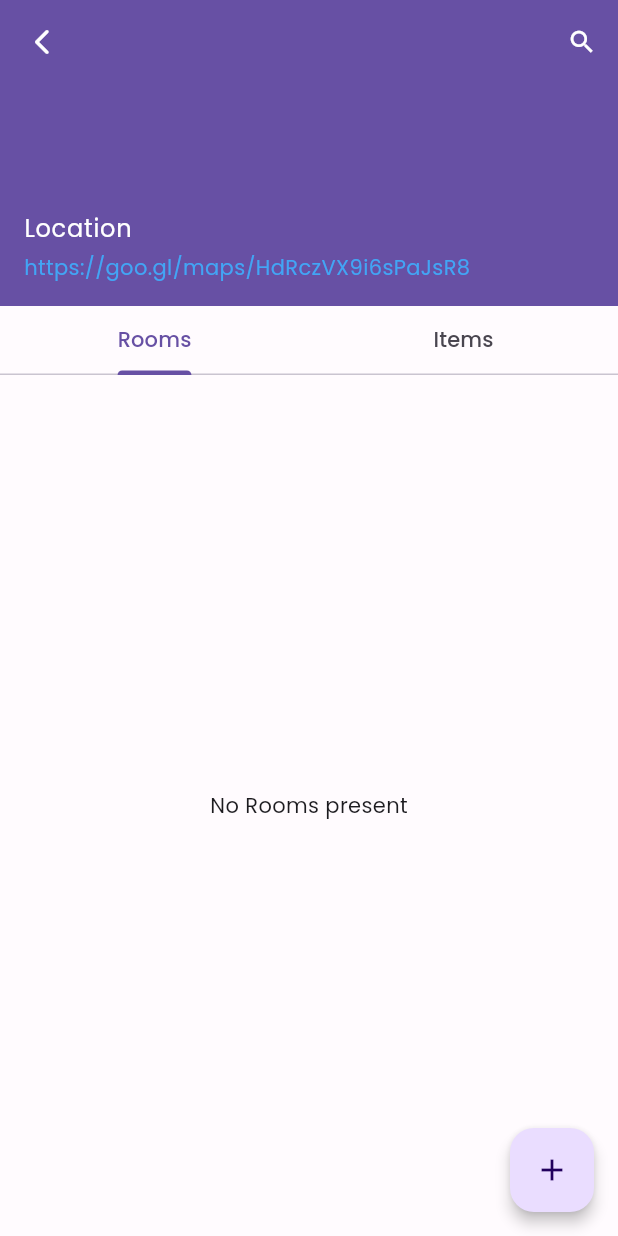
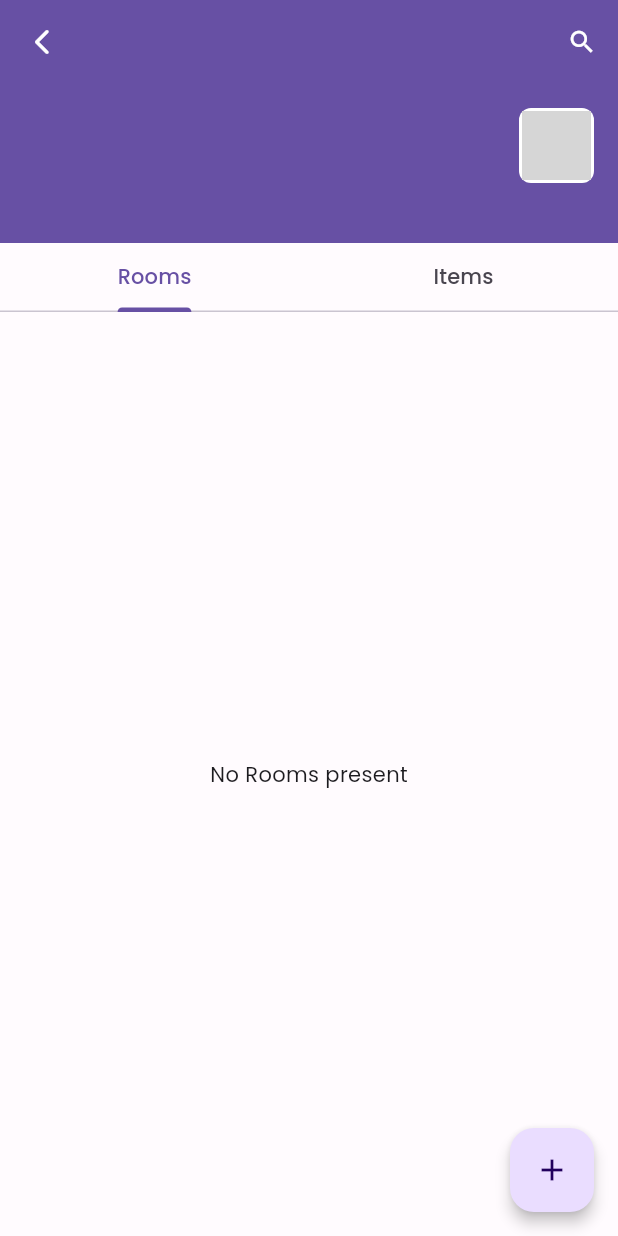
Before and after one commit to droy312/StuffScout, a Flutter app: the HousePage screen opened directly with empty values, on a phone screen of 412 x 824 dp. Run offline on Flutter 3.47's test engine with Material 2 defaults, Android fonts, the phone set to English and light mode, and no system bars; our stand-ins replace bloc, dartz, flutter_bloc, flutter_spinkit, get_it, google_fonts and 3 more; accounts and stored records are empty; grey boxes are pictures that could not be loaded.

Commit message:
feat: Image added in headers of house room container

```diff
--- /dev/null
+++ b/lib/core/widgets/header_title_image_widget.dart
@@ -0,0 +1,61 @@
+import 'dart:io';
+
+import 'package:flutter/material.dart';
+
+import '../pages/view_image_page.dart';
+
+class HeaderTitleImageWidget extends StatelessWidget {
+  const HeaderTitleImageWidget({
+    Key? key,
+    required this.title,
+    required this.imageUrl,
+  }) : super(key: key);
+
+  final String title;
+  final String? imageUrl;
+
+  @override
+  Widget build(BuildContext context) {
+    return Row(
+      children: [
+        Expanded(
+          child: Text(
+            title,
+            style: Theme.of(context).textTheme.titleLarge!.copyWith(
+                  color: Theme.of(context).colorScheme.onPrimary,
+                ),
+          ),
+        ),
+        if (imageUrl != null) ...[
+          const SizedBox(width: 4),
+          GestureDetector(
+            onTap: () {
+              Navigator.pushNamed(
+                context,
+                ViewImagePage.routeName,
+                arguments: ViewImagePageArguments(
+                    imageUrl: imageUrl!),
+              );
+            },
+            child: Container(
+              width: 50,
+              height: 50,
+              padding: const EdgeInsets.all(2),
+              decoration: BoxDecoration(
+                color: Theme.of(context).colorScheme.onPrimary,
+                borderRadius: const BorderRadius.all(Radius.circular(8)),
+              ),
+              child: ClipRRect(
+                borderRadius: const BorderRadius.all(Radius.circular(6)),
+                child: Image.file(
+                  File(imageUrl!),
+                  fit: BoxFit.cover,
+                ),
+              ),
+            ),
+          ),
+        ],
+      ],
+    );
+  }
+}
--- a/lib/core/widgets/room_container_item_card_widget.dart
+++ b/lib/core/widgets/room_container_item_card_widget.dart
@@ -43,10 +43,9 @@ class RoomContainerItemCardWidget extends StatelessWidget {
             ClipRRect(
               borderRadius:
                   const BorderRadius.all(Radius.circular(_borderRadius * .95)),
-              child: Container(
+              child: SizedBox(
                 width: double.infinity,
                 height: double.infinity,
-                color: Colors.red,
                 child: Image.file(
                   File(imageUrl!),
                   fit: BoxFit.cover,
--- a/lib/features/house/presenter/pages/house_page.dart
+++ b/lib/features/house/presenter/pages/house_page.dart
@@ -4,6 +4,7 @@ import 'package:stuff_scout/core/models/location_model.dart';
 import 'package:stuff_scout/core/nums.dart';
 import 'package:stuff_scout/core/services/id_service.dart';
 import 'package:stuff_scout/core/widgets/back_search_edit_app_bar.dart';
+import 'package:stuff_scout/core/widgets/header_title_image_widget.dart';
 import 'package:stuff_scout/core/widgets/loading_widget.dart';
 import 'package:stuff_scout/features/house/presenter/cubits/house_cubit.dart';
 import 'package:stuff_scout/features/house/presenter/pages/widgets/add_room_item_alert_dialog.dart';
@@ -89,7 +90,9 @@ class _HousePageState extends State<HousePage>
       value: _houseCubit,
       child: DefaultTabController(
         length: 2,
-        child: Scaffold(
+        child: BlocBuilder<HouseCubit, HouseState>(
+          builder: (context, state) {
+            return Scaffold(
               appBar: BackSearchEditAppBar(
                 context: context,
                 onSearchPressed: () {
@@ -115,12 +118,13 @@ class _HousePageState extends State<HousePage>
                     child: Column(
                       crossAxisAlignment: CrossAxisAlignment.start,
                       children: [
-                    const SizedBox(height: _titleContainerTopAndBottomPadding),
-                    Text(
-                      widget.housePageArguments.houseModel.name,
-                      style: Theme.of(context).textTheme.titleLarge!.copyWith(
-                            color: Theme.of(context).colorScheme.onPrimary,
-                          ),
+                        const SizedBox(
+                            height: _titleContainerTopAndBottomPadding),
+
+                        // Title and Image
+                        HeaderTitleImageWidget(
+                          title: state.houseModel.name,
+                          imageUrl: state.houseModel.imageUrl,
                         ),
                         const SizedBox(height: 4),
 
@@ -131,28 +135,18 @@ class _HousePageState extends State<HousePage>
                             widget.housePageArguments.houseModel.description!,
                             maxLines: 2,
                             overflow: TextOverflow.ellipsis,
-                        style: Theme.of(context).textTheme.bodyMedium!.copyWith(
+                            style: Theme.of(context)
+                                .textTheme
+                                .bodyMedium!
+                                .copyWith(
                                   color: Theme.of(context)
                                       .colorScheme
                                       .onPrimary
                                       .withOpacity(.6),
                                 ),
                           ),
-                    const SizedBox(height: 16),
-                    Text(
-                      'Location',
-                      style: Theme.of(context).textTheme.bodyLarge!.copyWith(
-                          color: Theme.of(context).colorScheme.onPrimary),
-                    ),
-                    const SizedBox(height: 4),
-                    Text(
-                      'https://goo.gl/maps/HdRczVX9i6sPaJsR8',
-                      style: Theme.of(context)
-                          .textTheme
-                          .bodyMedium!
-                          .copyWith(color: Colors.blue[400]),
-                    ),
-                    const SizedBox(height: _titleContainerTopAndBottomPadding),
+                        const SizedBox(
+                            height: _titleContainerTopAndBottomPadding),
                       ],
                     ),
                   ),
@@ -168,9 +162,7 @@ class _HousePageState extends State<HousePage>
                     ],
                   ),
                   Expanded(
-                child: BlocBuilder<HouseCubit, HouseState>(
-                  builder: (context, state) {
-                    return TabBarView(
+                    child: TabBarView(
                       controller: _tabController,
                       children: !state.isLoading
                           ? [
@@ -211,7 +203,10 @@ class _HousePageState extends State<HousePage>
                                           }, state.houseModel, roomModel);
                                         },
                                         onNavigateBack: () {
-                                          context.read<MoveCubit>().setParentStorageModel(state.houseModel);
+                                          context
+                                              .read<MoveCubit>()
+                                              .setParentStorageModel(
+                                                  state.houseModel);
                                         },
                                       );
                                     }).toList())
@@ -263,7 +258,10 @@ class _HousePageState extends State<HousePage>
                                           }, state.houseModel, itemModel);
                                         },
                                         onNavigateBack: () {
-                                          context.read<MoveCubit>().setParentStorageModel(state.houseModel);
+                                          context
+                                              .read<MoveCubit>()
+                                              .setParentStorageModel(
+                                                  state.houseModel);
                                         },
                                       );
                                     }).toList())
@@ -283,15 +281,11 @@ class _HousePageState extends State<HousePage>
                               const Center(child: LoadingWidget()),
                               const Center(child: LoadingWidget()),
                             ],
-                    );
-                  },
                     ),
                   ),
                 ],
               ),
-          floatingActionButton: BlocBuilder<HouseCubit, HouseState>(
-            builder: (context, state) {
-              return AddFloatingActionButton(
+              floatingActionButton: AddFloatingActionButton(
                 context: context,
                 onPressed: () {
                   showDialog(
@@ -343,8 +337,6 @@ class _HousePageState extends State<HousePage>
                     },
                   );
                 },
-              );
-            },
               ),
               bottomSheet: BlocBuilder<MoveCubit, MoveState>(
                 builder: (context, state) {
@@ -373,6 +365,8 @@ class _HousePageState extends State<HousePage>
                       : const SizedBox();
                 },
               ),
+            );
+          },
         ),
       ),
     );
--- a/lib/route_generator.dart
+++ b/lib/route_generator.dart
@@ -1,5 +1,6 @@
 import 'package:flutter/material.dart';
 import 'package:stuff_scout/core/pages/add_item_page.dart';
+import 'package:stuff_scout/core/pages/view_image_page.dart';
 import 'package:stuff_scout/features/container/presenter/pages/container_page.dart';
 import 'package:stuff_scout/features/home/presenter/pages/add_house_page.dart';
 import 'package:stuff_scout/features/home/presenter/pages/home_page.dart';
@@ -62,6 +63,10 @@ class RouteGenerator {
             builder: (_) => SearchPage(
                 searchPageArguments:
                     settings.arguments as SearchPageArguments));
+      case ViewImagePage.routeName:
+        return MaterialPageRoute(
+            builder: (_) => ViewImagePage(
+                viewImagePageArguments: settings.arguments as ViewImagePageArguments));
       default:
         return MaterialPageRoute(
             builder: (_) => _NoRoutePage(settings: settings));
```
Also changed, not shown: lib/core/pages/view_image_page.dart (added, +51 -0 lines), lib/features/container/presenter/pages/container_page.dart (+5 -9 lines), lib/features/room/presenter/pages/room_page.dart (+5 -9 lines). Lines whose indentation alone changed are shown as unchanged.
